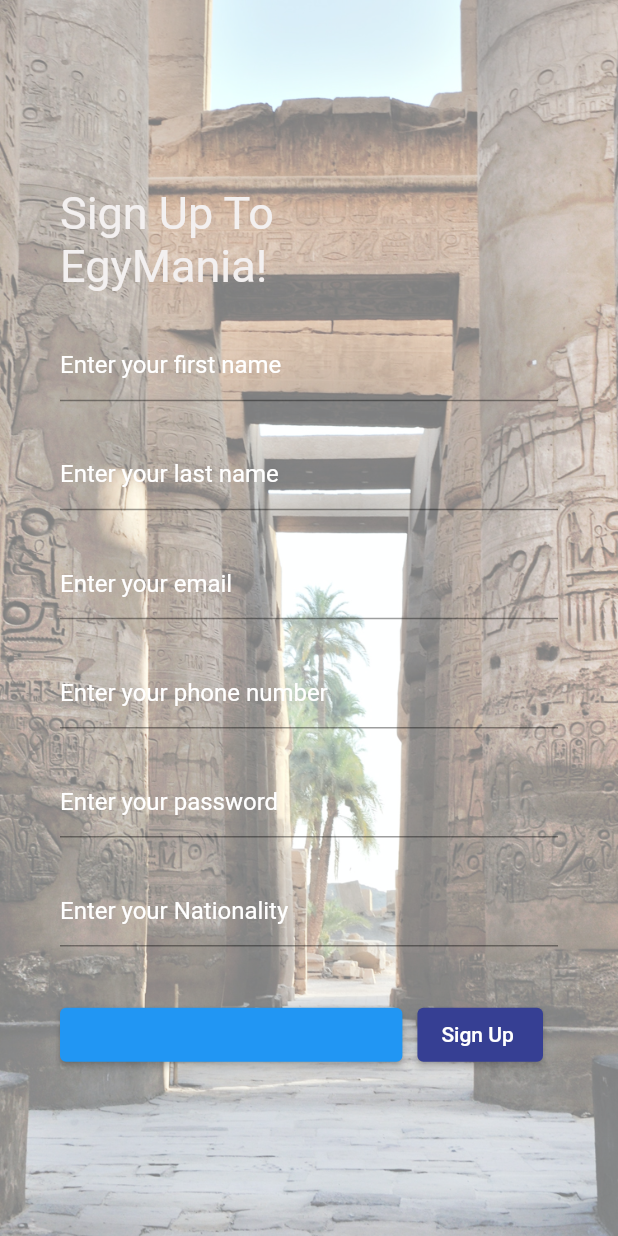
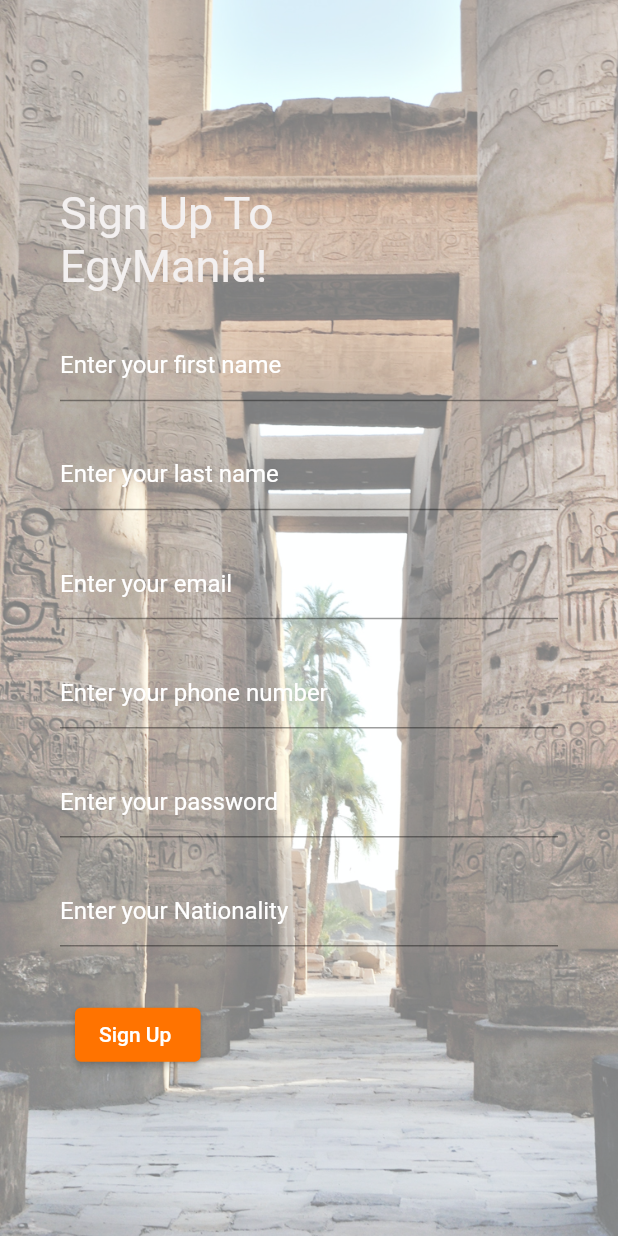
Before and after one commit to nathaliesameh26/DiscoverEgypt, a Flutter app: the screen it shows after launch, in the side drawer, after a tap on "Register", on a phone screen of 412 x 824 dp. Run offline on Flutter 3.47's test engine with Material 2 defaults, Android fonts, the phone set to English and light mode, and no system bars.

Commit message:
update register

```diff
--- a/mobileapplication/lib/register.dart
+++ b/mobileapplication/lib/register.dart
@@ -186,27 +186,27 @@ class _RegisterState extends State<Register> {
                             Row(
                               mainAxisAlignment: MainAxisAlignment.spaceBetween,
                               children: <Widget>[
-                                Expanded(
-                                    child: ElevatedButton(
-                                  // "Sign Up",
-                                  // style: TextStyle(fontSize: 22, color: Color(0xFF363f93)),
-                                  onPressed: () {
-                                    // if (formKey.currentState!.validate()) {
-                                    //   const snackBar = SnackBar(
-                                    //       content: Text('Submitting form'));
-                                    //   ScaffoldMessenger.of(context)
-                                    //       .showSnackBar(snackBar);
-                                    // }
-                                    // Navigator.pushNamed(context, '/register');
-                                  },
-                                  child: null,
-                                  // style: TextButton.styleFrom(
-                                  //     backgroundColor: Color(0xFF363f93)),
-                                  // child: const Text(
-                                  //  "Sign Up ",
-                                  //   style: TextStyle(color: Colors.white),
-                                  // )
-                                )),
+                                // Expanded(
+                                //     child: ElevatedButton(
+                                //   // "Sign Up",
+                                //   // style: TextStyle(fontSize: 22, color: Color(0xFF363f93)),
+                                //   onPressed: () {
+                                //     // if (formKey.currentState!.validate()) {
+                                //     //   const snackBar = SnackBar(
+                                //     //       content: Text('Submitting form'));
+                                //     //   ScaffoldMessenger.of(context)
+                                //     //       .showSnackBar(snackBar);
+                                //     // }
+                                //     // Navigator.pushNamed(context, '/register');
+                                //   },
+                                //   child: null,
+                                //   // style: TextButton.styleFrom(
+                                //   //     backgroundColor: Color(0xFF363f93)),
+                                //   // child: const Text(
+                                //   //  "Sign Up ",
+                                //   //   style: TextStyle(color: Colors.white),
+                                //   // )
+                                // )),
                                 Padding(
                                   padding: const EdgeInsets.all(10),
                                   child: ElevatedButton(
@@ -219,7 +219,8 @@ class _RegisterState extends State<Register> {
                                       }
                                     },
                                     style: TextButton.styleFrom(
-                                        backgroundColor: Color(0xFF363f93)),
+                                        backgroundColor:
+                                            Color.fromARGB(255, 255, 115, 0)),
                                     child: const Text(
                                       "Sign Up ",
                                       style: TextStyle(color: Colors.white),
```
